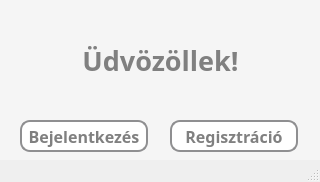
The window that src/main/resources/ui/default/welcomeScreen.ui (pkristof1999/Szakdolgozat) describes before a commit, drawn with Qt 5.
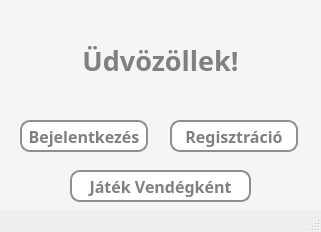
The same window after the commit.

Commit message: Vendég bejelentkezési lehetőség hozzáadásának alapozása

Diff of the .ui file:
```diff
--- a/src/main/resources/ui/default/welcomeScreen.ui
+++ b/src/main/resources/ui/default/welcomeScreen.ui
@@ -6,8 +6,8 @@
    <rect>
     <x>0</x>
     <y>0</y>
-    <width>320</width>
-    <height>182</height>
+    <width>321</width>
+    <height>232</height>
    </rect>
   </property>
   <property name="windowTitle">
@@ -23,7 +23,7 @@
       <x>0</x>
       <y>0</y>
       <width>321</width>
-      <height>161</height>
+      <height>211</height>
      </rect>
     </property>
     <property name="styleSheet">
@@ -143,6 +143,39 @@
       <string>Regisztráció</string>
      </property>
     </widget>
+    <widget class="QPushButton" name="playAsGuestButton">
+     <property name="geometry">
+      <rect>
+       <x>70</x>
+       <y>170</y>
+       <width>181</width>
+       <height>32</height>
+      </rect>
+     </property>
+     <property name="font">
+      <font>
+       <family>Corbel</family>
+       <pointsize>-1</pointsize>
+       <bold>true</bold>
+      </font>
+     </property>
+     <property name="styleSheet">
+      <string notr="true">* {
+	background-color: white;
+	border: 2px solid #8f8f91;
+	border-radius: 10px;
+	color: grey;
+}
+
+*:hover {
+	background-color: rgb(120, 120, 220);
+	color: white;
+}</string>
+     </property>
+     <property name="text">
+      <string>Játék Vendégként</string>
+     </property>
+    </widget>
    </widget>
   </widget>
   <widget class="QStatusBar" name="statusbar"/>
```
The commit also changes 2 other files.
